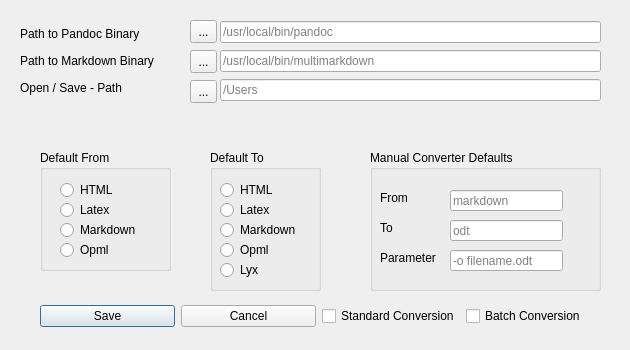
This is source/gui/panconvert_diag_prefpane.ui in apaeffgen/PanConvert as Qt 5 draws it before an edit. The edited form follows.
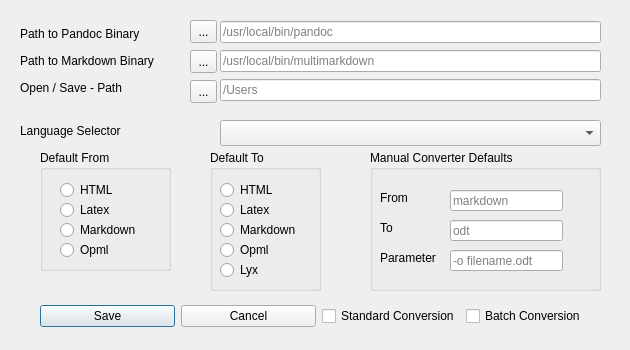
This is the edited form.

```diff
--- a/source/gui/panconvert_diag_prefpane.ui
+++ b/source/gui/panconvert_diag_prefpane.ui
@@ -419,6 +419,38 @@
     <string>...</string>
    </property>
   </widget>
+  <widget class="QLabel" name="label_LanguageSelector">
+   <property name="geometry">
+    <rect>
+     <x>20</x>
+     <y>120</y>
+     <width>161</width>
+     <height>21</height>
+    </rect>
+   </property>
+   <property name="text">
+    <string>Language Selector</string>
+   </property>
+  </widget>
+  <widget class="QComboBox" name="comboBoxLanguageSelector">
+   <property name="geometry">
+    <rect>
+     <x>220</x>
+     <y>120</y>
+     <width>381</width>
+     <height>26</height>
+    </rect>
+   </property>
+   <property name="editable">
+    <bool>false</bool>
+   </property>
+   <property name="currentText">
+    <string notr="true"/>
+   </property>
+   <property name="currentIndex">
+    <number>-1</number>
+   </property>
+  </widget>
  </widget>
  <resources/>
  <connections/>
```
